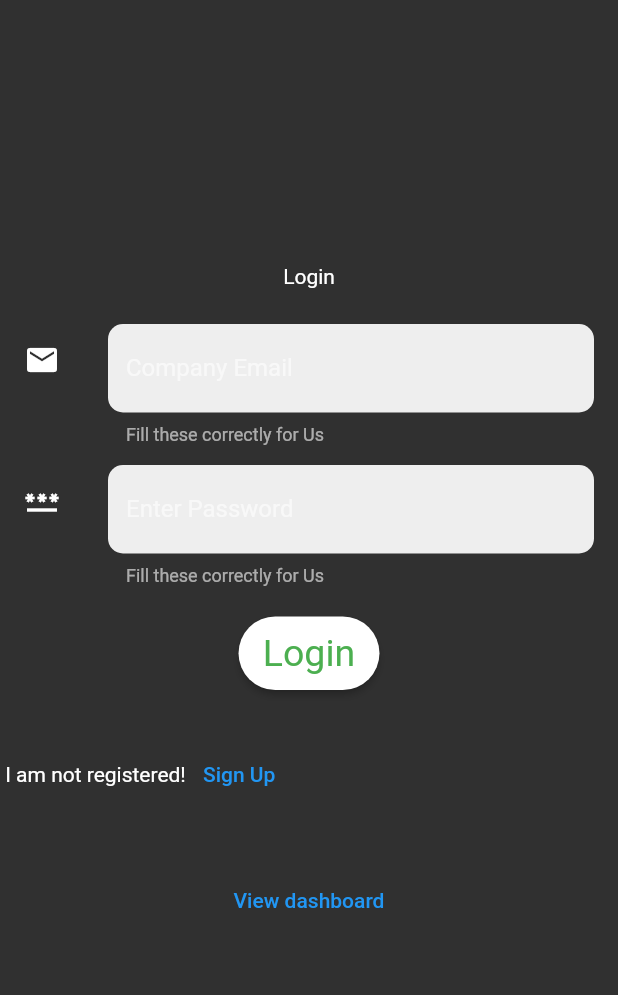
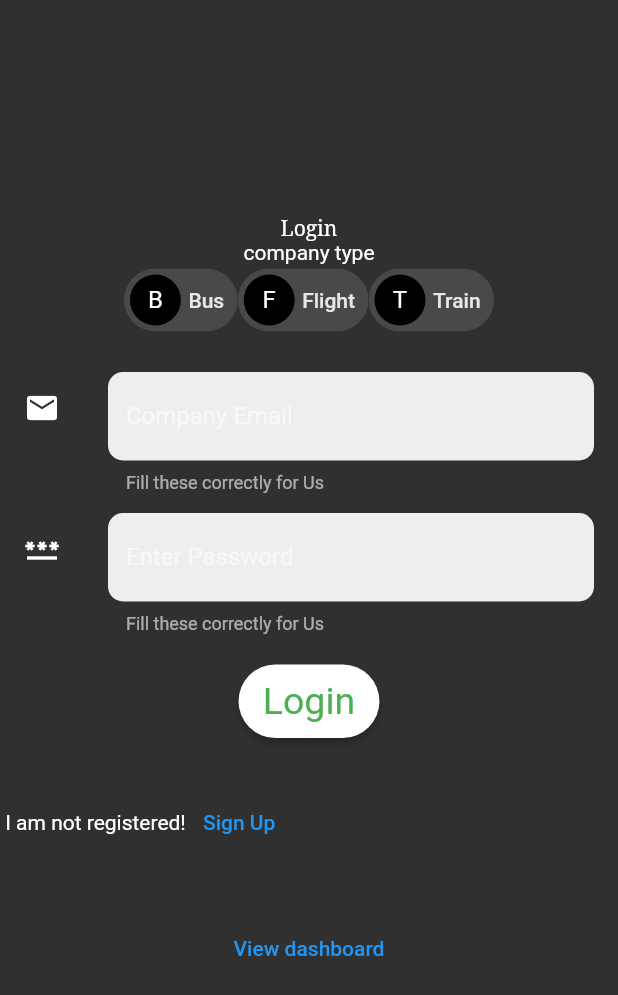
Before and after one commit to Edward-kwabena-Twumasi/Flutterer, a Flutter app: the AgentForm widget shown alone on an empty page, opened directly, on a phone screen of 412 x 824 dp. Shown: the top 995 px of the screen. Run offline on Flutter 3.47's test engine with Material 2 defaults, Android fonts, the phone set to English and light mode, and no system bars; our stand-ins replace cloud_firestore, firebase_auth, firebase_core, geolocator; missing offline and left inert: dart:html, dart:js; accounts and stored records are empty.

Commit message:
flutter project

```diff
--- a/lib/screens/agentlogin.dart
+++ b/lib/screens/agentlogin.dart
@@ -34,6 +34,7 @@ void main() {
 // void main() {
 //   runApp(MyApp());
 // }
+String companytype = "";
 
 class MyCompApp extends StatelessWidget {
   var style = TextStyle(
@@ -50,13 +51,13 @@ class MyCompApp extends StatelessWidget {
       debugShowCheckedModeBanner: false,
       routes: {
         "/home": (context) => ButtomNav(),
-        "/companyinfo": (context) => DashApp()
+        "/companyinfo": (context) => DashApp(companytype: companytype)
       },
       title: 'Login as Agent',
       darkTheme: ThemeData.dark(),
       home: Scaffold(
         appBar: AppBar(
-          title: Text('Travellers Mobile App'),
+          title: Icon(Icons.login),
           centerTitle: true,
         ),
         body: Center(
@@ -77,6 +78,9 @@ class AgentFormState extends State<AgentForm> {
   bool allowlogin = false;
   bool retry = true;
   var correctLogin = "";
+  bool select2 = false;
+  bool select1 = false;
+  bool select3 = false;
 
   final name = TextEditingController();
   final email = TextEditingController();
@@ -130,7 +134,67 @@ class AgentFormState extends State<AgentForm> {
                 child: Column(
                   mainAxisAlignment: MainAxisAlignment.center,
                   children: <Widget>[
-                    Text(" Login "),
+                    Text(" Login ",
+                        style: TextStyle(
+                            fontFamily: "serif", fontWeight: FontWeight.w400)),
+                    Text("company type"),
+                    Row(
+                      mainAxisAlignment: MainAxisAlignment.center,
+                      children: [
+                        InputChip(
+                          selected: select1,
+                          labelPadding: EdgeInsets.all(5),
+                          selectedColor: Colors.green,
+                          onPressed: () {
+                            setState(() {
+                              companytype = "Bus";
+                              print(companytype);
+                              select1 = true;
+                              select3 = false;
+                              select2 = false;
+                            });
+                          },
+                          label: Text("Bus"),
+                          avatar: CircleAvatar(
+                            child: Text("B"),
+                          ),
+                        ),
+                        InputChip(
+                            selected: select2,
+                            labelPadding: EdgeInsets.all(5),
+                            selectedColor: Colors.green,
+                            onPressed: () {
+                              setState(() {
+                                companytype = "Flight";
+                                print(companytype);
+                                select2 = true;
+                                select1 = false;
+                                select3 = false;
+                              });
+                            },
+                            label: Text("Flight"),
+                            avatar: CircleAvatar(
+                              child: Text("F"),
+                            )),
+                        InputChip(
+                            selected: select3,
+                            labelPadding: EdgeInsets.all(5),
+                            selectedColor: Colors.green,
+                            onPressed: () {
+                              setState(() {
+                                companytype = "Train";
+                                print(companytype);
+                                select3 = true;
+                                select1 = false;
+                                select2 = false;
+                              });
+                            },
+                            label: Text("Train"),
+                            avatar: CircleAvatar(
+                              child: Text("T"),
+                            )),
+                      ],
+                    ),
                     SizedBox(height: 20),
                     InputFields("Company Email", email, Icons.email,
                         TextInputType.emailAddress),
```
Also changed, not shown: lib/screens/companysignup.dart (+6 -6 lines), lib/screens/dashboard.dart (+39 -15 lines), lib/screens/reportscreen.dart (+18 -49 lines).
